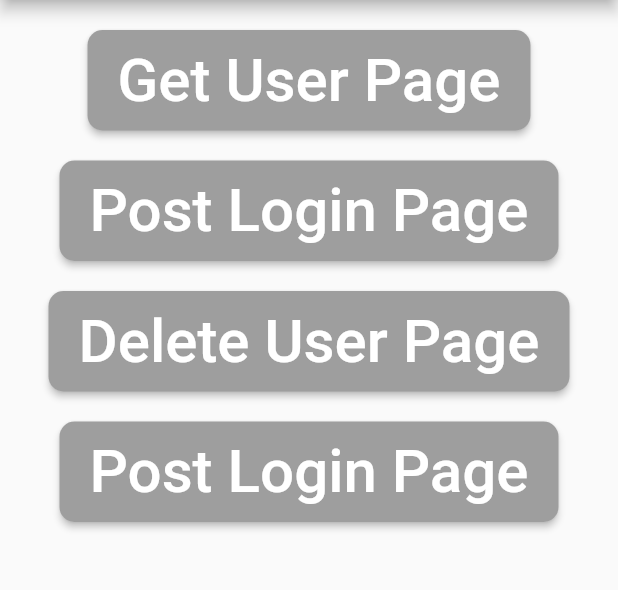
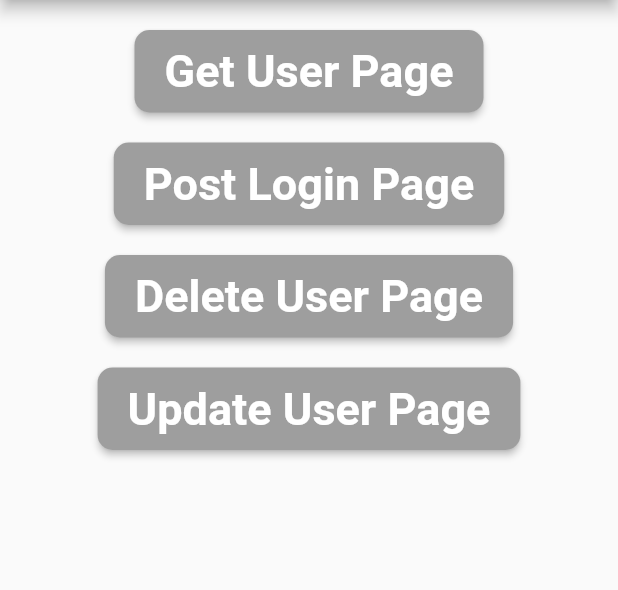
Before and after one commit to MuhammadBilalAkbar/flutter_crud_using_getx, a Flutter app: the screen it shows after launch, on a phone screen of 412 x 824 dp, the part 84-674 px from its top. Run offline on Flutter 3.47's test engine with Material 2 defaults, Android fonts, the light colour scheme and no system bars; our stand-ins replace get.

Commit message:
Initial commit

```diff
--- a/lib/my_app.dart
+++ b/lib/my_app.dart
@@ -19,11 +19,15 @@ class MyApp extends StatelessWidget {
             iconTheme: IconThemeData(color: Colors.white),
           ),
           textTheme: const TextTheme(
-            labelLarge: TextStyle(fontSize: 40),
+            labelLarge: TextStyle(fontSize: 30),
             titleMedium: TextStyle(fontSize: 30),
             bodySmall: TextStyle(fontSize: 30),
             bodyLarge: TextStyle(fontSize: 30),
             bodyMedium: TextStyle(fontSize: 25),
+          ),
+          snackBarTheme: SnackBarThemeData(
+            contentTextStyle: TextStyle(fontSize: 100),
+            showCloseIcon: true,
           ),
           elevatedButtonTheme: ElevatedButtonThemeData(
             style: ElevatedButton.styleFrom(
@@ -32,6 +36,10 @@ class MyApp extends StatelessWidget {
               shape: RoundedRectangleBorder(
                 borderRadius: BorderRadius.circular(10),
               ),
+              textStyle: const TextStyle(
+                fontSize: 30,
+                fontWeight: FontWeight.bold,
+              ),
             ),
           ),
         ),
--- a/lib/pages/crud_using_getx_page.dart
+++ b/lib/pages/crud_using_getx_page.dart
@@ -1,5 +1,6 @@
 import 'package:flutter/material.dart';
 import 'package:flutter_crud_using_getx/pages/delete_user_page.dart';
+import 'package:flutter_crud_using_getx/pages/update_user_page.dart';
 import '/pages/get_user_page.dart';
 import '/pages/post_login_page.dart';
 import 'package:get/get.dart';
@@ -46,9 +47,9 @@ class _CrudUsingGetXState extends State<CrudUsingGetX> {
                 const SizedBox(height: 20),
                 ElevatedButton(
                   onPressed: () => Get.to(
-                    () => const PostLoginPage(title: 'Post Login Page'),
+                    () => const UpdateUserPage(title: 'Update User Page'),
                   ),
-                  child: const Text('Post Login Page'),
+                  child: const Text('Update User Page'),
                 ),
                 const SizedBox(height: 20),
               ],
```
Also changed, not shown: lib/getx_controllers/update_user_controller.dart (+42 -0 lines), lib/pages/update_user_page.dart (added, +58 -0 lines).
